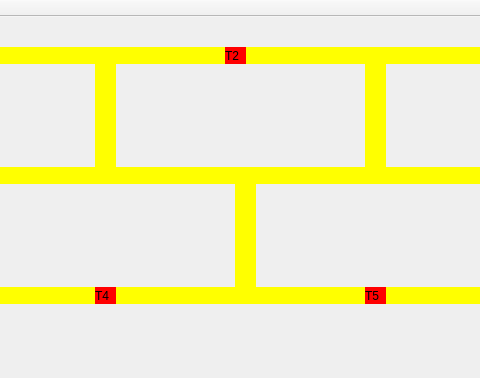
This is Trabalho 2/Trens/mainwindow.ui in Iolch/SO_tarefa1 as Qt 5 draws it before an edit; both pictures show x 235 to 715 and y 0 to 378 of the 1182 by 378 pixel window. The edited form follows.
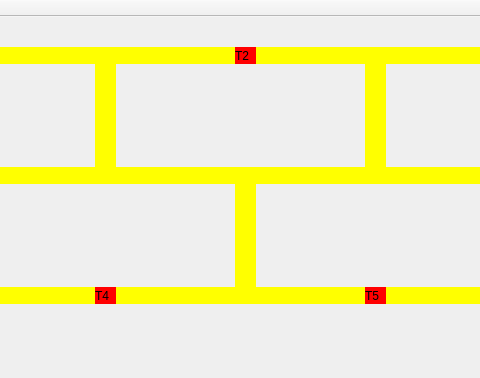
This is the edited form.

What changed in the file:
```diff
--- a/Trabalho 2/Trens/mainwindow.ui
+++ b/Trabalho 2/Trens/mainwindow.ui
@@ -171,7 +171,7 @@
    <widget class="QLabel" name="label_trem2">
     <property name="geometry">
      <rect>
-      <x>460</x>
+      <x>470</x>
       <y>30</y>
       <width>21</width>
       <height>17</height>
```
Left out of the diff: 16 changed lines with no effect on the pictures.
